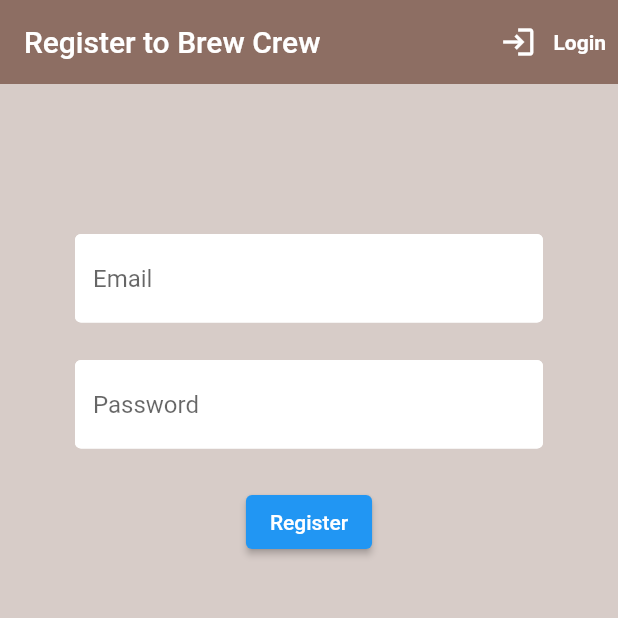
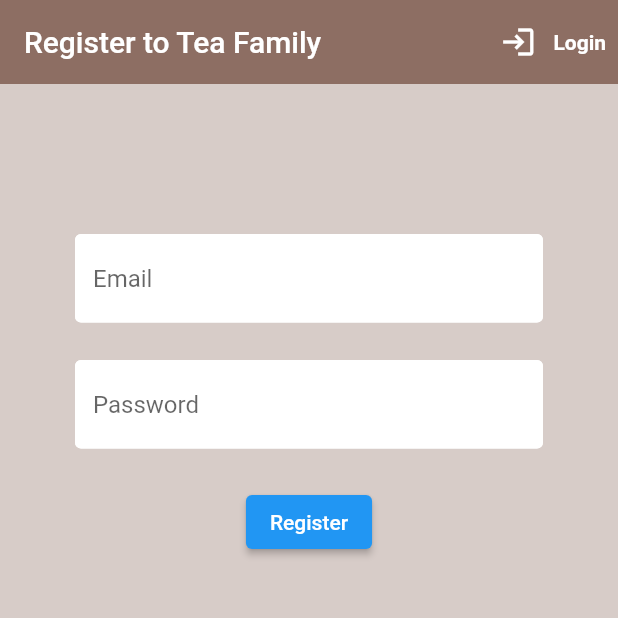
Before and after one commit to Drakunal/brew-crew, a Flutter app: the screen it shows after launch, on a phone screen of 412 x 824 dp, the top half of it. Run offline on Flutter 3.47's test engine with Material 2 defaults, Android fonts, the phone set to English and light mode, and no system bars; our stand-ins replace cloud_firestore, firebase_auth, firebase_core, flutter_spinkit; accounts and stored records are empty.

Commit message:
name changes

```diff
--- a/lib/screens/authenticate/register.dart
+++ b/lib/screens/authenticate/register.dart
@@ -30,7 +30,7 @@ class _RegisterState extends State<Register> {
             appBar: AppBar(
               backgroundColor: Colors.brown.shade400,
               elevation: 0,
-              title: Text("Register to Brew Crew"),
+              title: Text("Register to Tea Family"),
               actions: [
                 TextButton.icon(
                     style: ElevatedButton.styleFrom(
--- a/lib/screens/authenticate/sign_in.dart
+++ b/lib/screens/authenticate/sign_in.dart
@@ -30,7 +30,7 @@ class _SignInState extends State<SignIn> {
             appBar: AppBar(
               backgroundColor: Colors.brown.shade400,
               elevation: 0,
-              title: Text("Brew Crew"),
+              title: Text("Login to Tea Family"),
               actions: [
                 TextButton.icon(
                     style: ElevatedButton.styleFrom(
--- a/lib/screens/home/home.dart
+++ b/lib/screens/home/home.dart
@@ -32,7 +32,7 @@ class Home extends StatelessWidget {
         appBar: AppBar(
           backgroundColor: Colors.brown.shade400,
           elevation: 0,
-          title: Text("Brew Crew"),
+          title: Text("Tea Family"),
           actions: [
             TextButton(
                 onPressed: () async {
```
